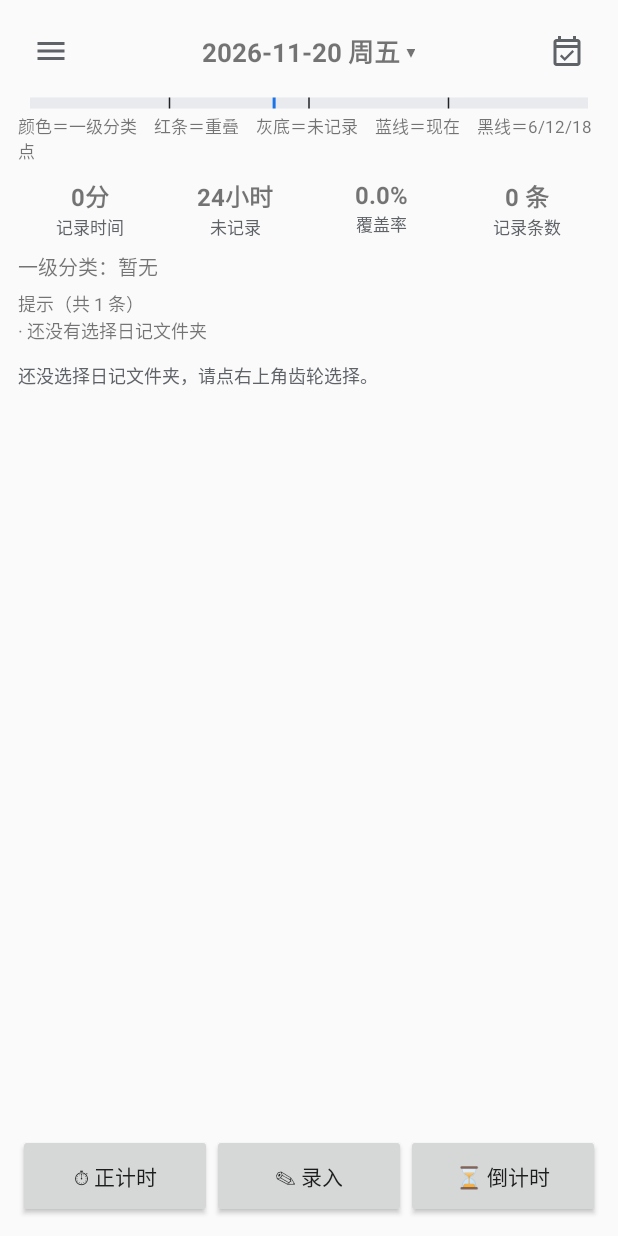
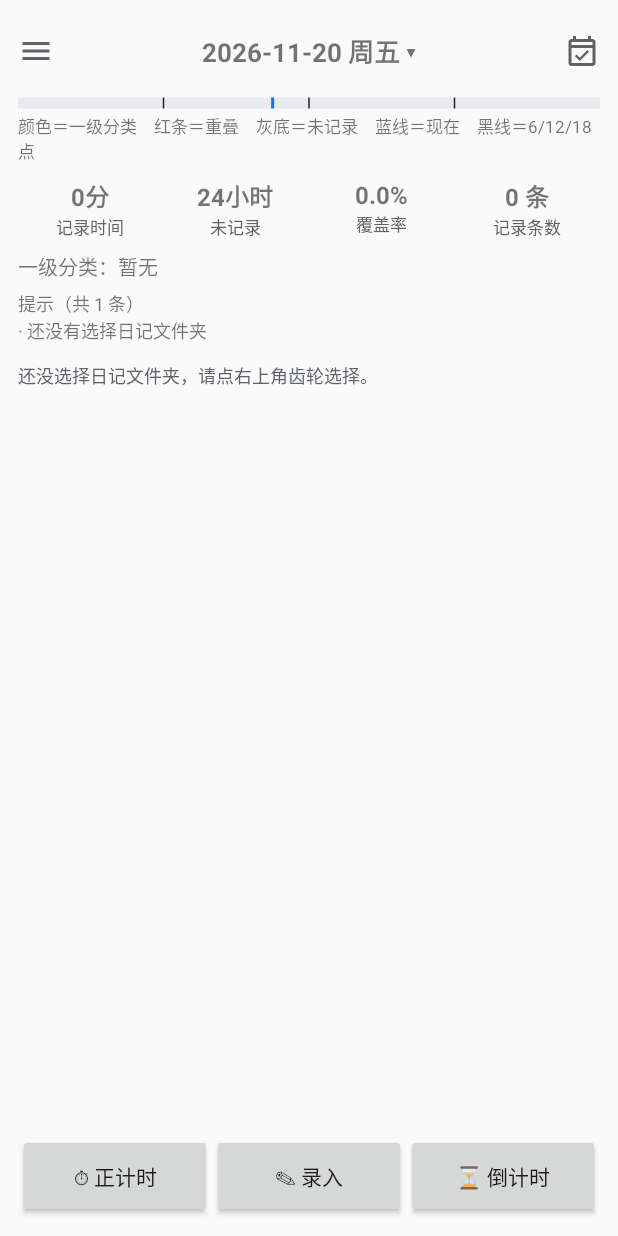
Before and after one commit to valelaneme/ObsidianTimeLog, an Android app: the screen it shows after launch (MainActivity), on a phone screen of 412 x 824 dp. Run offline under Robolectric (Android 15) with nearby library versions, the phone set to English and light mode, and no system bars.

Commit message:
v1.7.7 修复日期弹窗贴屏幕角落(补水平居中)；顶栏图标与时间轴色带去留白对齐文字

```diff
--- a/app/build.gradle
+++ b/app/build.gradle
@@ -4,11 +4,11 @@ plugins {
 }
 
 // 版本号分两个，各管各的：
-//   versionName = 人看的版本号（1.7.6），发版时**只改下面这一行**。
-//                 它决定 APK 文件名 Timelog-1.7.6.apk、Release 标签 v1.7.6、手机「应用信息」里显示的数字。
+//   versionName = 人看的版本号（1.7.7），发版时**只改下面这一行**。
+//                 它决定 APK 文件名 Timelog-1.7.7.apk、Release 标签 v1.7.7、手机「应用信息」里显示的数字。
 //   versionCode = 系统看的序号，由编译时刻的分钟数自动生成（约 2900 万，远低于 Android 上限 21 亿）。
 //                 手机上不显示，但**每次编译都会变大**，所以覆盖安装不会被系统当成同一版本。
-def appVersionName = '1.7.6'
+def appVersionName = '1.7.7'
 
 def buildStamp = System.currentTimeMillis()
 def ciBuildNumber = (buildStamp / 60000L) as int       // 分钟级序号，只给 versionCode 用
--- a/app/src/main/java/com/example/timelog/ui/TimelineView.kt
+++ b/app/src/main/java/com/example/timelog/ui/TimelineView.kt
@@ -63,7 +63,7 @@ class TimelineView @JvmOverloads constructor(
     override fun onDraw(canvas: Canvas) {
         super.onDraw(canvas)
         val density = resources.displayMetrics.density
-        val pad = 8f * density
+        val pad = 0f   // 色带画满整条视图，左右与下方文字对齐（原来左右各缩进 8dp）
         // 视图里只剩色带本身（原来下方的刻度数字已删掉），上下各留 3dp
         val barTop = 3f * density
         val barBottom = height - 3f * density
--- a/app/src/main/res/layout/activity_main.xml
+++ b/app/src/main/res/layout/activity_main.xml
@@ -20,6 +20,7 @@
                 android:layout_width="44dp"
                 android:layout_height="44dp"
                 android:layout_gravity="start|center_vertical"
+                android:layout_marginStart="-10dp"
                 android:background="?attr/selectableItemBackgroundBorderless"
                 android:contentDescription="设置"
                 android:padding="10dp"
@@ -46,6 +47,7 @@
                 android:layout_width="44dp"
                 android:layout_height="44dp"
                 android:layout_gravity="end|center_vertical"
+                android:layout_marginEnd="-10dp"
                 android:background="?attr/selectableItemBackgroundBorderless"
                 android:contentDescription="回到今天"
                 android:padding="10dp"
```
Also changed, not shown: app/src/main/java/com/example/timelog/MainActivity.kt (+13 -8 lines), 2 other files.
